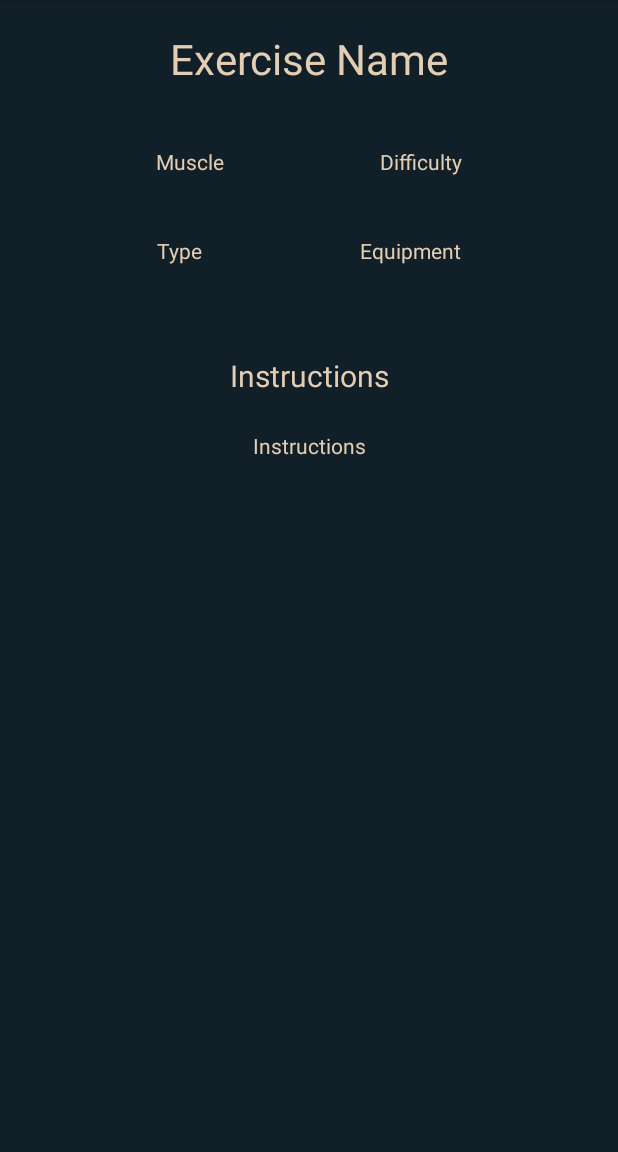
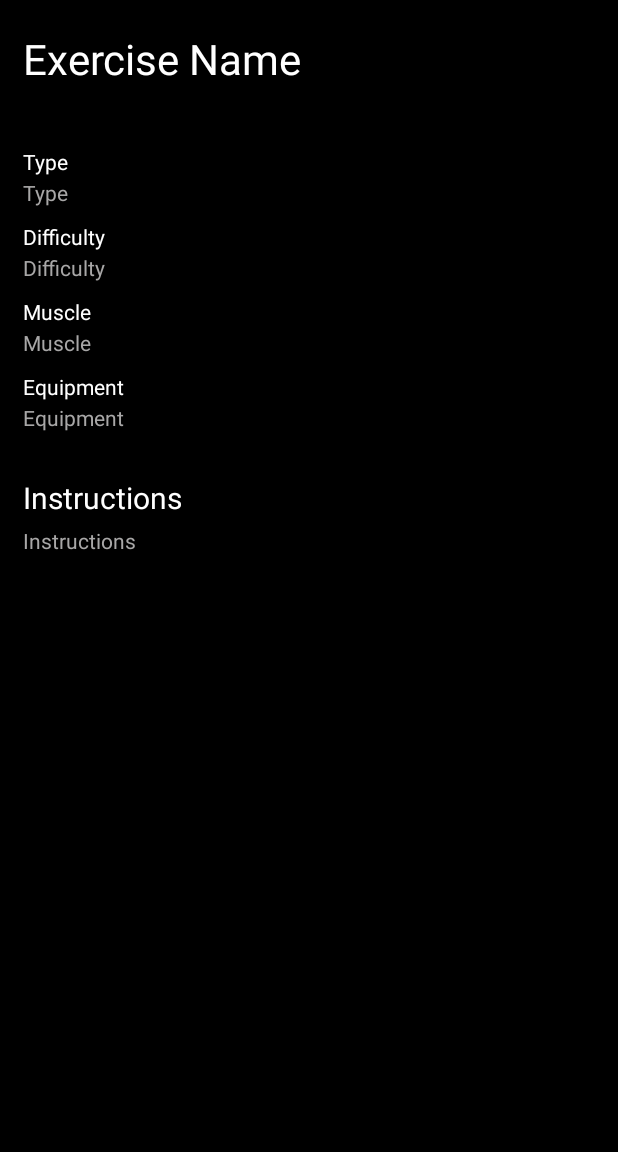
Before and after one commit to Josh-Cox/ExercisesApp, an Android app: the ExerciseInfoActivity screen opened directly, with no data from a screen before it, on a phone screen of 412 x 824 dp, the part 84-1236 px from its top. Run offline under Robolectric (Android 15) with nearby library versions, the phone set to English and light mode, and no system bars; libraries missing offline, so code that uses them is left out: org.parceler; network calls fail; 7 statements that could not run were skipped.

Commit message:
Style Changed

```diff
--- a/app/build.gradle
+++ b/app/build.gradle
@@ -34,6 +34,7 @@ dependencies {
     implementation 'com.google.android.material:material:1.8.0'
     implementation 'androidx.constraintlayout:constraintlayout:2.1.4'
     implementation 'org.parceler:parceler-api:1.1.12'
+    implementation 'androidx.legacy:legacy-support-v4:1.0.0'
     annotationProcessor 'org.parceler:parceler:1.1.12'
     testImplementation 'junit:junit:4.13.2'
     androidTestImplementation 'androidx.test.ext:junit:1.1.5'
--- /dev/null
+++ b/app/src/main/res/drawable/ic_cross.xml
@@ -0,0 +1,5 @@
+<vector android:height="24dp" android:tint="#545454"
+    android:viewportHeight="24" android:viewportWidth="24"
+    android:width="24dp" xmlns:android="http://schemas.android.com/apk/res/android">
+    <path android:fillColor="@android:color/white" android:pathData="M19,6.41L17.59,5 12,10.59 6.41,5 5,6.41 10.59,12 5,17.59 6.41,19 12,13.41 17.59,19 19,17.59 13.41,12z"/>
+</vector>
--- /dev/null
+++ b/app/src/main/res/drawable/ic_pink_search.xml
@@ -0,0 +1,5 @@
+<vector android:height="24dp" android:tint="#CC527A"
+    android:viewportHeight="24" android:viewportWidth="24"
+    android:width="24dp" xmlns:android="http://schemas.android.com/apk/res/android">
+    <path android:fillColor="@android:color/white" android:pathData="M15.5,14h-0.79l-0.28,-0.27C15.41,12.59 16,11.11 16,9.5 16,5.91 13.09,3 9.5,3S3,5.91 3,9.5 5.91,16 9.5,16c1.61,0 3.09,-0.59 4.23,-1.57l0.27,0.28v0.79l5,4.99L20.49,19l-4.99,-5zM9.5,14C7.01,14 5,11.99 5,9.5S7.01,5 9.5,5 14,7.01 14,9.5 11.99,14 9.5,14z"/>
+</vector>
--- /dev/null
+++ b/app/src/main/res/drawable/ic_search.xml
@@ -0,0 +1,5 @@
+<vector android:height="24dp" android:tint="#545454"
+    android:viewportHeight="24" android:viewportWidth="24"
+    android:width="24dp" xmlns:android="http://schemas.android.com/apk/res/android">
+    <path android:fillColor="@android:color/white" android:pathData="M15.5,14h-0.79l-0.28,-0.27C15.41,12.59 16,11.11 16,9.5 16,5.91 13.09,3 9.5,3S3,5.91 3,9.5 5.91,16 9.5,16c1.61,0 3.09,-0.59 4.23,-1.57l0.27,0.28v0.79l5,4.99L20.49,19l-4.99,-5zM9.5,14C7.01,14 5,11.99 5,9.5S7.01,5 9.5,5 14,7.01 14,9.5 11.99,14 9.5,14z"/>
+</vector>
--- a/app/src/main/res/layout/activity_exercise_info.xml
+++ b/app/src/main/res/layout/activity_exercise_info.xml
@@ -1,93 +1,162 @@
 <?xml version="1.0" encoding="utf-8"?>
-<androidx.constraintlayout.widget.ConstraintLayout xmlns:android="http://schemas.android.com/apk/res/android"
-    xmlns:app="http://schemas.android.com/apk/res-auto"
+<RelativeLayout xmlns:android="http://schemas.android.com/apk/res/android"
     xmlns:tools="http://schemas.android.com/tools"
     android:layout_width="match_parent"
     android:layout_height="match_parent"
-    android:background="@color/blueBlack"
-    tools:context=".ExerciseInfoActivity">
+    xmlns:app="http://schemas.android.com/apk/res-auto"
+    android:background="@color/dark_grey"
+    tools:context=".MainActivity">
+
+    <!-- Nested Scroll view -->
+    <androidx.core.widget.NestedScrollView
+        android:layout_width="match_parent"
+        android:layout_height="match_parent"
+        android:fillViewport="true">
+
+        <LinearLayout
+            android:layout_width="match_parent"
+            android:layout_height="wrap_content"
+            android:orientation="vertical">
 
             <TextView
                 android:id="@+id/tvName"
                 android:layout_width="wrap_content"
                 android:layout_height="wrap_content"
+                android:layout_marginStart="15dp"
                 android:layout_marginTop="20dp"
+                android:layout_marginEnd="50dp"
                 android:text="Exercise Name"
-        android:textColor="@color/tanAccent"
+                android:textColor="@color/white"
                 android:textSize="28sp"
                 app:layout_constraintEnd_toEndOf="parent"
                 app:layout_constraintStart_toStartOf="parent"
                 app:layout_constraintTop_toTopOf="parent" />
 
             <TextView
+                android:id="@+id/tvTypeTitle"
+                android:layout_width="wrap_content"
+                android:layout_height="wrap_content"
+                android:layout_marginStart="15dp"
+                android:layout_marginTop="40dp"
+                android:text="Type"
+                android:textColor="@color/white"
+                android:textSize="14sp"
+                app:layout_constraintStart_toStartOf="parent"
+                app:layout_constraintTop_toBottomOf="@+id/tvMuscle" />
+
+            <TextView
                 android:id="@+id/tvType"
                 android:layout_width="wrap_content"
                 android:layout_height="wrap_content"
+                android:layout_marginStart="15dp"
+                android:layout_marginTop="1dp"
                 android:text="Type"
-        android:textColor="@color/tanAccent"
+                android:textColor="@color/light_grey"
                 android:textSize="14sp"
-        app:layout_constraintEnd_toStartOf="@+id/tvEquipment"
-        app:layout_constraintStart_toStartOf="parent"
-        app:layout_constraintTop_toTopOf="@+id/tvEquipment" />
+                app:layout_constraintStart_toStartOf="@+id/tvTypeTitle"
+                app:layout_constraintTop_toBottomOf="@+id/tvTypeTitle" />
+
+            <TextView
+                android:id="@+id/tvDifficultyTitle"
+                android:layout_width="wrap_content"
+                android:layout_height="wrap_content"
+                android:layout_marginTop="10dp"
+                android:layout_marginStart="15dp"
+                android:text="Difficulty"
+                android:textColor="@color/white"
+                android:textSize="14sp"
+                app:layout_constraintStart_toStartOf="@+id/tvType"
+                app:layout_constraintTop_toBottomOf="@+id/tvType" />
 
             <TextView
                 android:id="@+id/tvDifficulty"
                 android:layout_width="wrap_content"
                 android:layout_height="wrap_content"
+                android:layout_marginStart="15dp"
+                android:layout_marginTop="1dp"
                 android:text="Difficulty"
-        android:textColor="@color/tanAccent"
+                android:textColor="@color/light_grey"
                 android:textSize="14sp"
-        app:layout_constraintEnd_toEndOf="parent"
-        app:layout_constraintStart_toEndOf="@+id/tvMuscle"
-        app:layout_constraintTop_toTopOf="@+id/tvMuscle" />
+                app:layout_constraintStart_toStartOf="@+id/tvDifficultyTitle"
+                app:layout_constraintTop_toBottomOf="@+id/tvDifficultyTitle" />
+
+            <TextView
+                android:id="@+id/tvMuscleTitle"
+                android:layout_width="wrap_content"
+                android:layout_height="wrap_content"
+                android:layout_marginStart="15dp"
+                android:layout_marginTop="10dp"
+                android:text="Muscle"
+                android:textColor="@color/white"
+                android:textSize="14sp"
+                app:layout_constraintStart_toStartOf="@id/tvMuscle"
+                app:layout_constraintTop_toBottomOf="@+id/tvName" />
 
             <TextView
                 android:id="@+id/tvMuscle"
                 android:layout_width="wrap_content"
                 android:layout_height="wrap_content"
-        android:layout_marginTop="40dp"
+                android:layout_marginStart="15dp"
+                android:layout_marginTop="1dp"
                 android:text="Muscle"
-        android:textColor="@color/tanAccent"
+                android:textColor="@color/light_grey"
                 android:textSize="14sp"
-        app:layout_constraintEnd_toStartOf="@+id/tvDifficulty"
                 app:layout_constraintStart_toStartOf="parent"
-        app:layout_constraintTop_toBottomOf="@+id/tvName" />
+                app:layout_constraintTop_toBottomOf="@+id/tvMuscleTitle" />
+
+            <TextView
+                android:id="@+id/tvEquipmentTitle"
+                android:layout_width="wrap_content"
+                android:layout_height="wrap_content"
+                android:layout_marginTop="10dp"
+                android:layout_marginStart="15dp"
+                android:text="Equipment"
+                android:textColor="@color/white"
+                android:textSize="14sp"
+                app:layout_constraintStart_toStartOf="@+id/tvDifficulty"
+                app:layout_constraintTop_toBottomOf="@+id/tvDifficulty" />
+
+            <TextView
+                android:id="@+id/tvEquipment"
+                android:layout_width="wrap_content"
+                android:layout_height="wrap_content"
+                android:layout_marginStart="15dp"
+                android:layout_marginTop="1dp"
+                android:text="Equipment"
+                android:textColor="@color/light_grey"
+                android:textSize="14sp"
+                app:layout_constraintStart_toStartOf="@+id/tvEquipmentTitle"
+                app:layout_constraintTop_toBottomOf="@+id/tvEquipmentTitle" />
+
+            <TextView
+                android:id="@+id/tvInstrTitle"
+                android:layout_width="wrap_content"
+                android:layout_height="wrap_content"
+                android:layout_marginStart="15dp"
+                android:layout_marginTop="30dp"
+                android:text="Instructions"
+                android:textColor="@color/white"
+                android:textSize="20sp"
+                app:layout_constraintStart_toStartOf="parent"
+                app:layout_constraintTop_toBottomOf="@+id/tvEquipment" />
 
             <TextView
                 android:id="@+id/tvInstr"
                 android:layout_width="wrap_content"
                 android:layout_height="wrap_content"
-        android:layout_marginTop="23dp"
+                android:layout_marginStart="15dp"
+                android:layout_marginTop="5dp"
+                android:layout_marginEnd="50dp"
+                android:layout_marginBottom="20dp"
+                android:gravity="left"
+                android:scrollbars="vertical"
                 android:text="Instructions"
-        android:textColor="@color/tanAccent"
+                android:textColor="@color/light_grey"
                 android:textSize="14sp"
-        android:gravity="center"
-        android:scrollbars="vertical"
+                app:layout_constraintBottom_toBottomOf="parent"
                 app:layout_constraintEnd_toEndOf="parent"
                 app:layout_constraintStart_toStartOf="parent"
                 app:layout_constraintTop_toBottomOf="@+id/tvInstrTitle" />
-
-    <TextView
-        android:id="@+id/tvEquipment"
-        android:layout_width="wrap_content"
-        android:layout_height="wrap_content"
-        android:layout_marginTop="40dp"
-        android:text="Equipment"
-        android:textColor="@color/tanAccent"
-        android:textSize="14sp"
-        app:layout_constraintEnd_toEndOf="parent"
-        app:layout_constraintStart_toEndOf="@+id/tvType"
-        app:layout_constraintTop_toBottomOf="@+id/tvDifficulty" />
-
-    <TextView
-        android:id="@+id/tvInstrTitle"
-        android:layout_width="wrap_content"
-        android:layout_height="wrap_content"
-        android:layout_marginTop="60dp"
-        android:text="Instructions"
-        android:textSize="20sp"
-        android:textColor="@color/tanAccent"
-        app:layout_constraintEnd_toEndOf="parent"
-        app:layout_constraintStart_toStartOf="parent"
-        app:layout_constraintTop_toBottomOf="@+id/tvEquipment" />
-</androidx.constraintlayout.widget.ConstraintLayout>
+        </LinearLayout>
+    </androidx.core.widget.NestedScrollView>
+</RelativeLayout>
--- a/app/src/main/res/values/colors.xml
+++ b/app/src/main/res/values/colors.xml
@@ -10,4 +10,10 @@
 
     <color name="blueBlack">#111f28</color>
     <color name="tanAccent">#e3cdb3</color>
+
+    <color name="dark_grey">#000000</color>
+    <color name="grey">#141414</color>
+    <color name="pink">#E8175D</color>
+    <color name="light_pink">#CC527A</color>
+    <color name="light_grey">#A8A7A7</color>
 </resources>
```
Also changed, not shown: app/src/main/java/com/example/exercisesapp/ExerciseInfoActivity.java (+5 -5 lines), app/src/main/java/com/example/exercisesapp/MainActivity.java (+2 -15 lines), app/src/main/res/drawable/rounded_search.xml (added, +13 -0 lines), app/src/main/res/layout/activity_main.xml (+24 -30 lines), app/src/main/res/layout/rv_search_row.xml (+12 -10 lines). Lines whose indentation alone changed are shown as unchanged.
